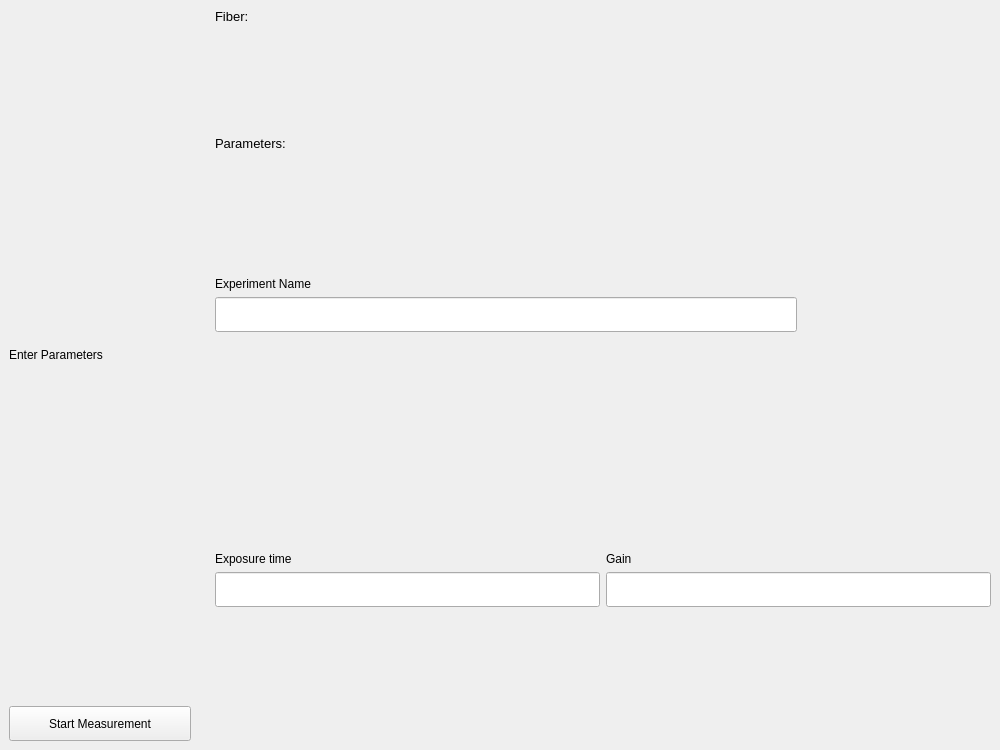
This is sequential/views/Parameters_Widget.ui in aquilesC/NanoCETPy as Qt 5 draws it before an edit. The edited form follows.
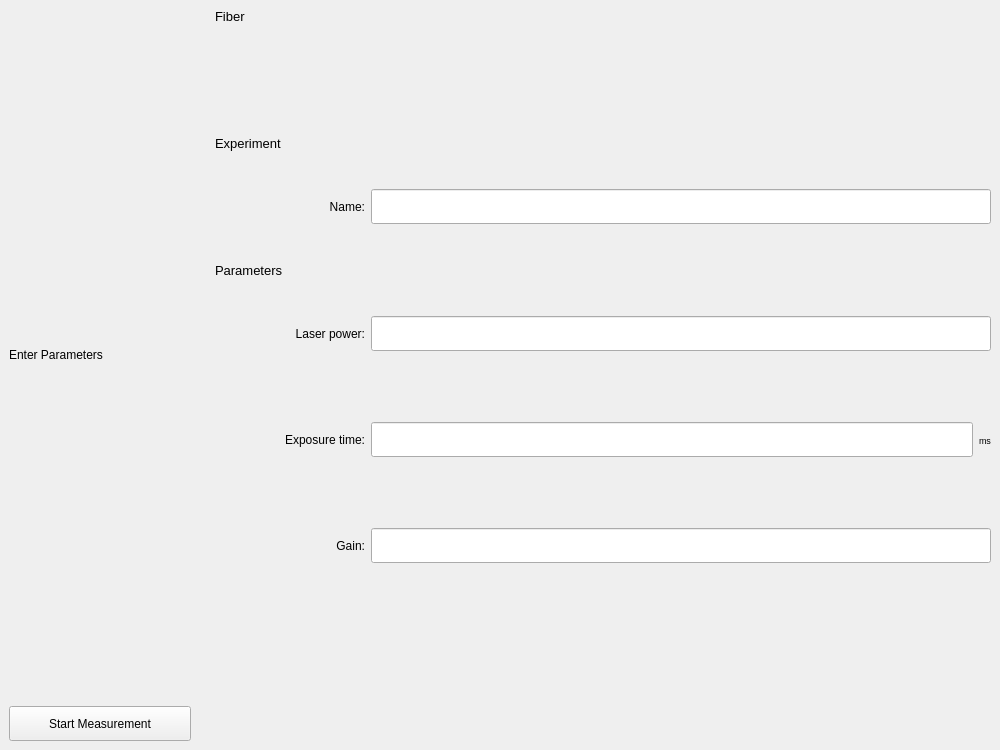
This is the edited form.

Commit message: window restyling

```diff
--- a/sequential/views/Parameters_Widget.ui
+++ b/sequential/views/Parameters_Widget.ui
@@ -19,7 +19,7 @@
   <property name="windowTitle">
    <string>Form</string>
   </property>
-  <layout class="QHBoxLayout" name="horizontalLayout" stretch="0,3">
+  <layout class="QHBoxLayout" name="horizontalLayout" stretch="0,0">
    <property name="leftMargin">
     <number>0</number>
    </property>
@@ -72,7 +72,7 @@
        <height>0</height>
       </size>
      </property>
-     <layout class="QVBoxLayout" name="verticalLayout" stretch="0,0,0,10">
+     <layout class="QVBoxLayout" name="verticalLayout" stretch="0,0,0,1,0,3">
       <item>
        <widget class="QLabel" name="label_5">
         <property name="font">
@@ -81,7 +81,7 @@
          </font>
         </property>
         <property name="text">
-         <string>Fiber:</string>
+         <string>Fiber</string>
         </property>
        </widget>
       </item>
@@ -103,38 +103,35 @@
        </widget>
       </item>
       <item>
-       <widget class="QLabel" name="label_6">
+       <widget class="QLabel" name="label_7">
         <property name="font">
          <font>
           <pointsize>10</pointsize>
          </font>
         </property>
         <property name="text">
-         <string>Parameters:</string>
+         <string>Experiment</string>
         </property>
        </widget>
       </item>
       <item>
-       <layout class="QVBoxLayout" name="verticalLayout_4" stretch="1,2,2,1">
-        <item>
-         <layout class="QHBoxLayout" name="horizontalLayout_4">
+       <layout class="QHBoxLayout" name="horizontalLayout_4" stretch="0,1">
           <item>
            <widget class="QLabel" name="label_4">
-            <property name="toolTip">
-             <string>test</string>
+          <property name="minimumSize">
+           <size>
+            <width>150</width>
+            <height>100</height>
+           </size>
             </property>
             <property name="text">
-             <string>Experiment Name</string>
+           <string>Name:</string>
             </property>
             <property name="alignment">
-             <set>Qt::AlignBottom|Qt::AlignLeading|Qt::AlignLeft</set>
+           <set>Qt::AlignRight|Qt::AlignTrailing|Qt::AlignVCenter</set>
             </property>
            </widget>
           </item>
-         </layout>
-        </item>
-        <item>
-         <layout class="QHBoxLayout" name="horizontalLayout_2" stretch="3,1">
           <item>
            <widget class="QLineEdit" name="name_line">
             <property name="minimumSize">
@@ -145,32 +142,67 @@
             </property>
            </widget>
           </item>
+       </layout>
+      </item>
           <item>
-           <spacer name="horizontalSpacer">
-            <property name="orientation">
-             <enum>Qt::Horizontal</enum>
-            </property>
-            <property name="sizeHint" stdset="0">
+       <widget class="QLabel" name="label_6">
+        <property name="font">
+         <font>
+          <pointsize>10</pointsize>
+         </font>
+        </property>
+        <property name="text">
+         <string>Parameters</string>
+        </property>
+       </widget>
+      </item>
+      <item>
+       <layout class="QVBoxLayout" name="verticalLayout_4" stretch="0,0,0,0">
+        <item>
+         <layout class="QHBoxLayout" name="horizontalLayout_5" stretch="0,1">
+          <item>
+           <widget class="QLabel" name="label_8">
+            <property name="minimumSize">
              <size>
-              <width>40</width>
-              <height>20</height>
+              <width>150</width>
+              <height>100</height>
              </size>
             </property>
-           </spacer>
+            <property name="text">
+             <string>Laser power:</string>
+            </property>
+            <property name="alignment">
+             <set>Qt::AlignRight|Qt::AlignTrailing|Qt::AlignVCenter</set>
+            </property>
+           </widget>
           </item>
+          <item>
+           <widget class="QLineEdit" name="laser_line">
+            <property name="minimumSize">
+             <size>
+              <width>0</width>
+              <height>35</height>
+             </size>
+            </property>
+           </widget>
+          </item>
          </layout>
         </item>
         <item>
-         <layout class="QHBoxLayout" name="horizontalLayout_3" stretch="1,1">
-          <item>
-           <layout class="QVBoxLayout" name="verticalLayout_6">
+         <layout class="QHBoxLayout" name="horizontalLayout_6">
             <item>
              <widget class="QLabel" name="label_2">
+            <property name="minimumSize">
+             <size>
+              <width>150</width>
+              <height>100</height>
+             </size>
+            </property>
               <property name="text">
-               <string>Exposure time</string>
+             <string>Exposure time:</string>
               </property>
               <property name="alignment">
-               <set>Qt::AlignBottom|Qt::AlignLeading|Qt::AlignLeft</set>
+             <set>Qt::AlignRight|Qt::AlignTrailing|Qt::AlignVCenter</set>
               </property>
              </widget>
             </item>
@@ -184,17 +216,35 @@
               </property>
              </widget>
             </item>
+          <item>
+           <widget class="QLabel" name="label_9">
+            <property name="font">
+             <font>
+              <pointsize>7</pointsize>
+             </font>
+            </property>
+            <property name="text">
+             <string>ms</string>
+            </property>
+           </widget>
+          </item>
            </layout>
           </item>
           <item>
-           <layout class="QVBoxLayout" name="verticalLayout_7">
+         <layout class="QHBoxLayout" name="horizontalLayout_3">
             <item>
              <widget class="QLabel" name="label_3">
+            <property name="minimumSize">
+             <size>
+              <width>150</width>
+              <height>100</height>
+             </size>
+            </property>
               <property name="text">
-               <string>Gain</string>
+             <string>Gain:</string>
               </property>
               <property name="alignment">
-               <set>Qt::AlignBottom|Qt::AlignLeading|Qt::AlignLeft</set>
+             <set>Qt::AlignRight|Qt::AlignTrailing|Qt::AlignVCenter</set>
               </property>
              </widget>
             </item>
@@ -210,10 +260,6 @@
             </item>
            </layout>
           </item>
-         </layout>
-        </item>
-        <item>
-         <layout class="QHBoxLayout" name="horizontalLayout_5">
           <item>
            <spacer name="verticalSpacer">
             <property name="orientation">
@@ -226,8 +272,6 @@
              </size>
             </property>
            </spacer>
-          </item>
-         </layout>
         </item>
        </layout>
       </item>
```
Lines whose indentation alone changed are shown as unchanged. The commit also changes 5 other files.
